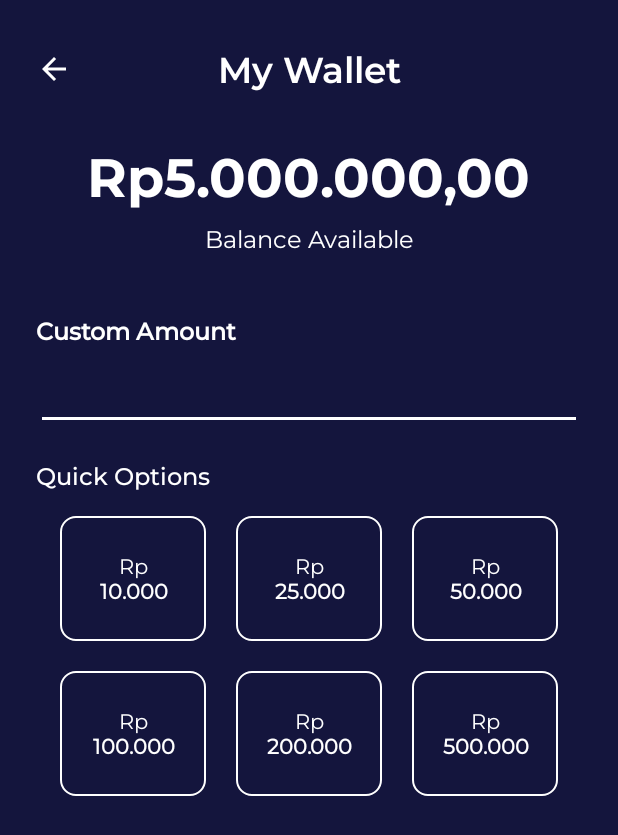
After one commit to riyandifirman/movie-ticket-app, an Android app: the MyWalletTopUpActivity screen opened directly, with no data from a screen before it, on a phone screen of 412 x 824 dp. The commit adds this screen. Shown: the top 835 px of the screen. Run offline under Robolectric (Android 15) with nearby library versions, the phone set to English and light mode, and no system bars.

Commit message:
add my wallet top up page

```diff
--- a/app/src/main/java/com/riyandifirman/movie/wallet/MyWalletActivity.kt
+++ b/app/src/main/java/com/riyandifirman/movie/wallet/MyWalletActivity.kt
@@ -49,5 +49,9 @@ class MyWalletActivity : AppCompatActivity() {
         rv_transaction.adapter = WalletAdapter(dataList){
 
         }
+
+        btn_top_up.setOnClickListener {
+            startActivity(Intent(this@MyWalletActivity, MyWalletTopUpActivity::class.java))
+        }
     }
 }
--- /dev/null
+++ b/app/src/main/java/com/riyandifirman/movie/wallet/MyWalletTopUpActivity.kt
@@ -0,0 +1,49 @@
+package com.riyandifirman.movie.wallet
+
+import android.content.Intent
+import androidx.appcompat.app.AppCompatActivity
+import android.os.Bundle
+import android.view.View
+import android.widget.TextView
+import com.riyandifirman.movie.R
+import kotlinx.android.synthetic.main.activity_my_wallet_top_up.*
+
+class MyWalletTopUpActivity : AppCompatActivity() {
+
+    private var status10K : Boolean = false
+
+    override fun onCreate(savedInstanceState: Bundle?) {
+        super.onCreate(savedInstanceState)
+        setContentView(R.layout.activity_my_wallet_top_up)
+
+        var inputAmount = et_amount.text.toString()
+
+        tv_10k.setOnClickListener {
+            if (status10K) {
+                deselectedOption(tv_10k)
+            } else {
+                selectedOption(tv_10k)
+            }
+        }
+
+        btn_top_up.setOnClickListener {
+            startActivity(Intent(this@MyWalletTopUpActivity, MyWalletSuccessActivity::class.java))
+        }
+    }
+
+    private fun selectedOption(textView: TextView) {
+        textView.setTextColor(resources.getColor(R.color.colorPink))
+        textView.setBackgroundResource(R.drawable.shape_line_pink)
+        status10K = true
+        btn_top_up.visibility = View.VISIBLE
+    }
+
+    private fun deselectedOption(textView: TextView) {
+        textView.setTextColor(resources.getColor(R.color.white))
+        textView.setBackgroundResource(R.drawable.shape_line_white)
+        status10K = false
+        btn_top_up.visibility = View.INVISIBLE
+    }
+
+
+}
--- /dev/null
+++ b/app/src/main/res/drawable/shape_line_pink.xml
@@ -0,0 +1,8 @@
+<?xml version="1.0" encoding="utf-8"?>
+<shape xmlns:android="http://schemas.android.com/apk/res/android"
+    android:shape="rectangle">
+
+    <stroke android:color="@color/colorPink"
+        android:width="1dp"/>
+    <corners android:radius="10dp"/>
+</shape>
--- /dev/null
+++ b/app/src/main/res/drawable/shape_line_white.xml
@@ -0,0 +1,8 @@
+<?xml version="1.0" encoding="utf-8"?>
+<shape xmlns:android="http://schemas.android.com/apk/res/android"
+    android:shape="rectangle">
+
+    <stroke android:color="@color/white"
+        android:width="1dp"/>
+    <corners android:radius="10dp"/>
+</shape>
--- a/app/src/main/res/layout/activity_my_wallet.xml
+++ b/app/src/main/res/layout/activity_my_wallet.xml
@@ -67,7 +67,7 @@
         android:layout_width="wrap_content"
         android:layout_height="wrap_content"
         android:layout_marginStart="24dp"
-        android:layout_marginTop="32dp"
+        android:layout_marginTop="40dp"
         android:fontFamily="@font/m_medium"
         android:text="@string/history_transaction"
         android:textColor="@color/white"
--- /dev/null
+++ b/app/src/main/res/layout/activity_my_wallet_top_up.xml
@@ -0,0 +1,242 @@
+<?xml version="1.0" encoding="utf-8"?>
+<androidx.constraintlayout.widget.ConstraintLayout xmlns:android="http://schemas.android.com/apk/res/android"
+    xmlns:app="http://schemas.android.com/apk/res-auto"
+    xmlns:tools="http://schemas.android.com/tools"
+    android:layout_width="match_parent"
+    android:layout_height="match_parent"
+    android:background="@color/colorBlue"
+    tools:context=".onboarding.OnboardingOneActivity">
+
+    <TextView
+        android:id="@+id/textView"
+        android:layout_width="0dp"
+        android:layout_height="wrap_content"
+        android:layout_marginStart="24dp"
+        android:layout_marginTop="34dp"
+        android:layout_marginEnd="24dp"
+        android:fontFamily="@font/m_semi_bold"
+        android:gravity="center"
+        android:text="@string/my_wallet"
+        android:textColor="@color/white"
+        android:textSize="24sp"
+        android:textStyle="bold"
+        app:layout_constraintBottom_toBottomOf="@+id/imageView3"
+        app:layout_constraintEnd_toEndOf="parent"
+        app:layout_constraintStart_toStartOf="parent"
+        app:layout_constraintTop_toTopOf="parent" />
+
+    <ImageView
+        android:id="@+id/imageView3"
+        android:layout_width="24dp"
+        android:layout_height="24dp"
+        android:layout_marginStart="24dp"
+        android:layout_marginTop="34dp"
+        app:layout_constraintStart_toStartOf="parent"
+        app:layout_constraintTop_toTopOf="parent"
+        app:srcCompat="@drawable/ic_baseline_arrow_back_white_24" />
+
+    <TextView
+        android:id="@+id/tv_balance"
+        android:layout_width="wrap_content"
+        android:layout_height="wrap_content"
+        android:layout_marginTop="32dp"
+        android:fontFamily="@font/m_bold"
+        android:textColor="@color/white"
+        android:textSize="36sp"
+        android:textStyle="bold"
+        android:text="Rp5.000.000,00"
+        app:layout_constraintEnd_toEndOf="parent"
+        app:layout_constraintStart_toStartOf="parent"
+        app:layout_constraintTop_toBottomOf="@+id/textView" />
+
+    <TextView
+        android:id="@+id/textView37"
+        android:layout_width="wrap_content"
+        android:layout_height="wrap_content"
+        android:layout_marginTop="8dp"
+        android:fontFamily="@font/m_regular"
+        android:text="@string/balance_available"
+        android:textColor="@color/white"
+        android:textSize="16sp"
+        app:layout_constraintEnd_toEndOf="parent"
+        app:layout_constraintStart_toStartOf="parent"
+        app:layout_constraintTop_toBottomOf="@+id/tv_balance" />
+
+    <TextView
+        android:id="@+id/textView38"
+        android:layout_width="wrap_content"
+        android:layout_height="wrap_content"
+        android:layout_marginStart="24dp"
+        android:layout_marginTop="40dp"
+        android:fontFamily="@font/m_medium"
+        android:text="@string/custom_amount"
+        android:textColor="@color/white"
+        android:textSize="16sp"
+        android:textStyle="bold"
+        app:layout_constraintStart_toStartOf="parent"
+        app:layout_constraintTop_toBottomOf="@+id/textView37" />
+
+    <TextView
+        android:id="@+id/textView16"
+        android:layout_width="wrap_content"
+        android:layout_height="wrap_content"
+        android:layout_marginStart="24dp"
+        android:layout_marginTop="20dp"
+        android:fontFamily="@font/m_medium"
+        android:text="@string/quick_options"
+        android:textColor="@color/white"
+        android:textSize="16sp"
+        app:layout_constraintStart_toStartOf="parent"
+        app:layout_constraintTop_toBottomOf="@+id/et_amount" />
+
+    <Button
+        android:id="@+id/btn_top_up"
+        android:visibility="invisible"
+        android:layout_width="0dp"
+        android:layout_height="wrap_content"
+        android:layout_marginStart="24dp"
+        android:layout_marginEnd="24dp"
+        android:layout_marginBottom="36dp"
+        android:background="@drawable/shape_rectangle_pink"
+        android:fontFamily="@font/m_semi_bold"
+        android:text="@string/top_up_balance"
+        android:textSize="16sp"
+        app:backgroundTint="@color/colorPink"
+        app:layout_constraintBottom_toBottomOf="parent"
+        app:layout_constraintEnd_toEndOf="parent"
+        app:layout_constraintStart_toStartOf="parent" />
+
+    <EditText
+        android:id="@+id/et_amount"
+        android:layout_width="0dp"
+        android:layout_height="wrap_content"
+        android:layout_marginStart="24dp"
+        android:layout_marginTop="10dp"
+        android:layout_marginEnd="24dp"
+        android:backgroundTint="@color/white"
+        android:ems="10"
+        android:inputType="number"
+        android:textColor="@color/white"
+        app:layout_constraintEnd_toEndOf="parent"
+        app:layout_constraintStart_toStartOf="parent"
+        app:layout_constraintTop_toBottomOf="@+id/textView38" />
+
+    <LinearLayout
+        android:layout_width="match_parent"
+        android:layout_height="wrap_content"
+        android:layout_marginStart="40dp"
+        android:layout_marginTop="16dp"
+        android:layout_marginEnd="40dp"
+        android:orientation="vertical"
+        app:layout_constraintEnd_toEndOf="parent"
+        app:layout_constraintStart_toStartOf="parent"
+        app:layout_constraintTop_toBottomOf="@+id/textView16">
+
+        <LinearLayout
+            android:layout_width="match_parent"
+            android:layout_height="match_parent"
+            android:orientation="horizontal">
+
+            <TextView
+                android:id="@+id/tv_10k"
+                android:layout_width="0dp"
+                android:layout_height="wrap_content"
+                android:layout_marginRight="20dp"
+                android:layout_marginBottom="20dp"
+                android:layout_weight="1"
+                android:background="@drawable/shape_line_white"
+                android:fontFamily="@font/m_regular"
+                android:gravity="center"
+                android:paddingLeft="16dp"
+                android:paddingTop="24dp"
+                android:paddingRight="16dp"
+                android:paddingBottom="24dp"
+                android:text="@string/tv_10k"
+                android:textColor="@color/white" />
+
+            <TextView
+                android:id="@+id/tv_25k"
+                android:layout_width="0dp"
+                android:layout_height="wrap_content"
+                android:layout_marginRight="20dp"
+                android:layout_weight="1"
+                android:background="@drawable/shape_line_white"
+                android:fontFamily="@font/m_regular"
+                android:gravity="center"
+                android:paddingLeft="16dp"
+                android:paddingTop="24dp"
+                android:paddingRight="16dp"
+                android:paddingBottom="24dp"
+                android:text="@string/tv_25k"
+                android:textColor="@color/white" />
+
+            <TextView
+                android:id="@+id/tv_50k"
+                android:layout_width="0dp"
+                android:layout_height="wrap_content"
+                android:layout_weight="1"
+                android:background="@drawable/shape_line_white"
+                android:fontFamily="@font/m_regular"
+                android:gravity="center"
+                android:paddingLeft="16dp"
+                android:paddingTop="24dp"
+                android:paddingRight="16dp"
+                android:paddingBottom="24dp"
+                android:text="@string/tv_50k"
+                android:textColor="@color/white" />
+        </LinearLayout>
+        <LinearLayout
+            android:layout_width="match_parent"
+            android:layout_height="match_parent"
+            android:orientation="horizontal">
+
+            <TextView
+                android:id="@+id/tv_100k"
+                android:layout_width="0dp"
+                android:layout_height="wrap_content"
+                android:layout_marginRight="20dp"
+                android:layout_weight="1"
+                android:background="@drawable/shape_line_white"
+                android:fontFamily="@font/m_regular"
+                android:gravity="center"
+                android:paddingLeft="16dp"
+                android:paddingTop="24dp"
+                android:paddingRight="16dp"
+                android:paddingBottom="24dp"
+                android:text="@string/tv_100k"
+                android:textColor="@color/white" />
+
+            <TextView
+                android:id="@+id/tv_200k"
+                android:layout_width="0dp"
+                android:layout_height="wrap_content"
+                android:layout_marginRight="20dp"
+                android:layout_weight="1"
+                android:background="@drawable/shape_line_white"
+                android:fontFamily="@font/m_regular"
+                android:gravity="center"
+                android:paddingLeft="16dp"
+                android:paddingTop="24dp"
+                android:paddingRight="16dp"
+                android:paddingBottom="24dp"
+                android:text="@string/tv_200k"
+                android:textColor="@color/white" />
+
+            <TextView
+                android:id="@+id/tv_500k"
+                android:layout_width="0dp"
+                android:layout_height="wrap_content"
+                android:layout_weight="1"
+                android:background="@drawable/shape_line_white"
+                android:fontFamily="@font/m_regular"
+                android:gravity="center"
+                android:paddingLeft="16dp"
+                android:paddingTop="24dp"
+                android:paddingRight="16dp"
+                android:paddingBottom="24dp"
+                android:text="@string/tv_500k"
+                android:textColor="@color/white" />
+        </LinearLayout>
+    </LinearLayout>
+
+</androidx.constraintlayout.widget.ConstraintLayout>
--- a/app/src/main/res/values/strings.xml
+++ b/app/src/main/res/values/strings.xml
@@ -39,11 +39,21 @@
     <string name="balance_available">Balance Available</string>
     <string name="history_transaction">History Transaction</string>
     <string name="history">History</string>
-    <!-- TODO: Remove or change this placeholder text -->
     <string name="hello_blank_fragment">Hello blank fragment</string>
     <string name="view_ticket">View Ticket</string>
     <string name="ticket_success_desc">Tickets have been purchased\nsuccessfully and enjoy the movie</string>
     <string name="happy_watching">Happy Watching!</string>
     <string name="home">Home</string>
     <string name="top_up_balance">Top Up Balance</string>
+    <string name="custom_amount">Custom Amount</string>
+    <string name="quick_options">Quick Options</string>
+    <string name="tv_10k">Rp\n<b>10.000</b></string>
+    <string name="tv_25k">Rp\n<b>25.000</b></string>
+    <string name="tv_50k">Rp\n<b>50.000</b></string>
+    <string name="tv_100k">Rp\n<b>100.000</b></string>
+    <string name="tv_200k">Rp\n<b>200.000</b></string>
+    <string name="tv_500k">Rp\n<b>500.000</b></string>
+    <string name="you_got_it">You Got It!</string>
+    <string name="top_up_success">E-wallet has been\nupdated successfully</string>
+    <string name="view_wallet">View Wallet</string>
 </resources>
--- a/build.gradle
+++ b/build.gradle
@@ -7,7 +7,7 @@ buildscript {
 plugins {
     id 'com.android.application' version '7.1.2' apply false
     id 'com.android.library' version '7.1.2' apply false
-    id 'org.jetbrains.kotlin.android' version '1.5.30' apply false
+    id 'org.jetbrains.kotlin.android' version '1.6.21' apply false
 }
 
 task clean(type: Delete) {
```
Also changed, not shown: app/src/main/AndroidManifest.xml (+7 -1 lines), app/src/main/java/com/riyandifirman/movie/wallet/MyWalletSuccessActivity.kt (added, +21 -0 lines), app/src/main/res/layout/activity_top_up_success.xml (added, +85 -0 lines).
